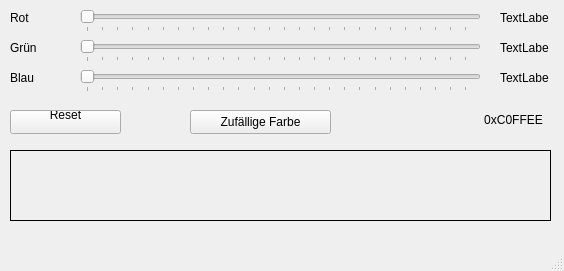
Above: mainwindow.ui from striezel/qt-exercises before the change. Below: the same form after it.
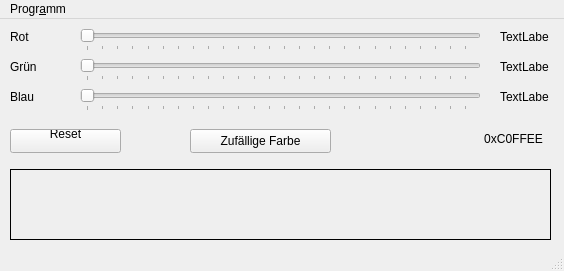
That is the form after the change. Icons and pictures are not drawn.

Commit message: add menu bar items

Patch:
```diff
--- a/mainwindow.ui
+++ b/mainwindow.ui
@@ -239,6 +239,15 @@
      <height>22</height>
     </rect>
    </property>
+   <widget class="QMenu" name="menuProgramm">
+    <property name="title">
+     <string>Progr&amp;amm</string>
+    </property>
+    <addaction name="actionReset"/>
+    <addaction name="separator"/>
+    <addaction name="actionExit"/>
+   </widget>
+   <addaction name="menuProgramm"/>
   </widget>
   <widget class="QStatusBar" name="statusbar"/>
  </widget>
```
Left out of the diff: 16 changed lines with no effect on the pictures. The commit also changes 1 other file.
